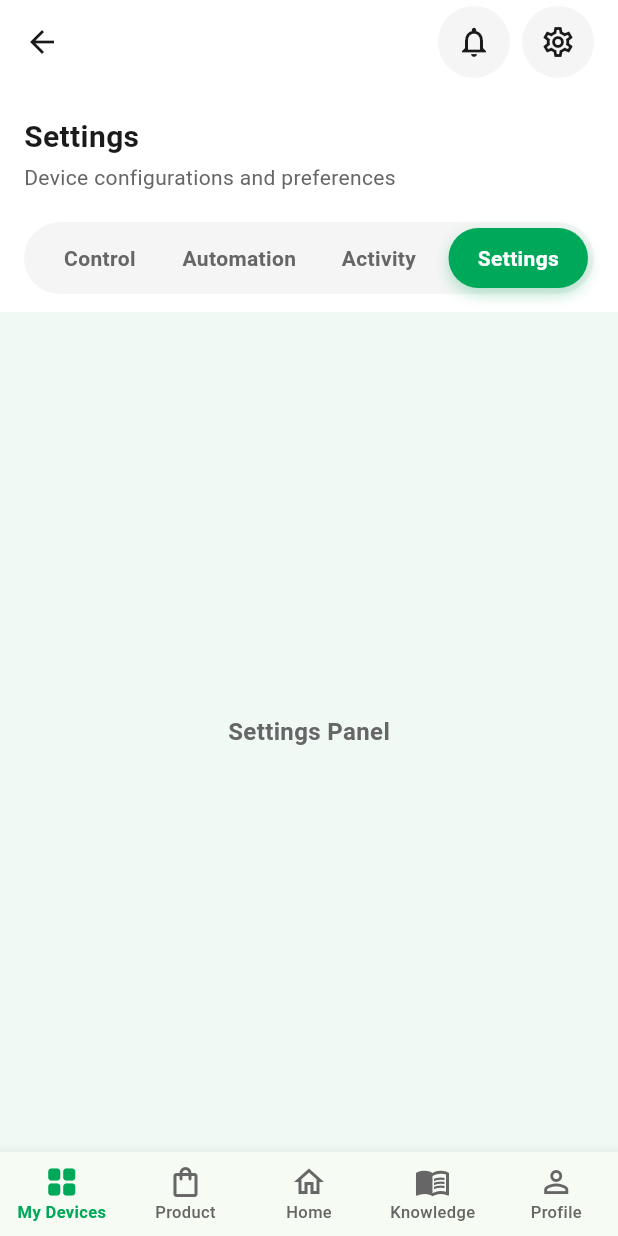
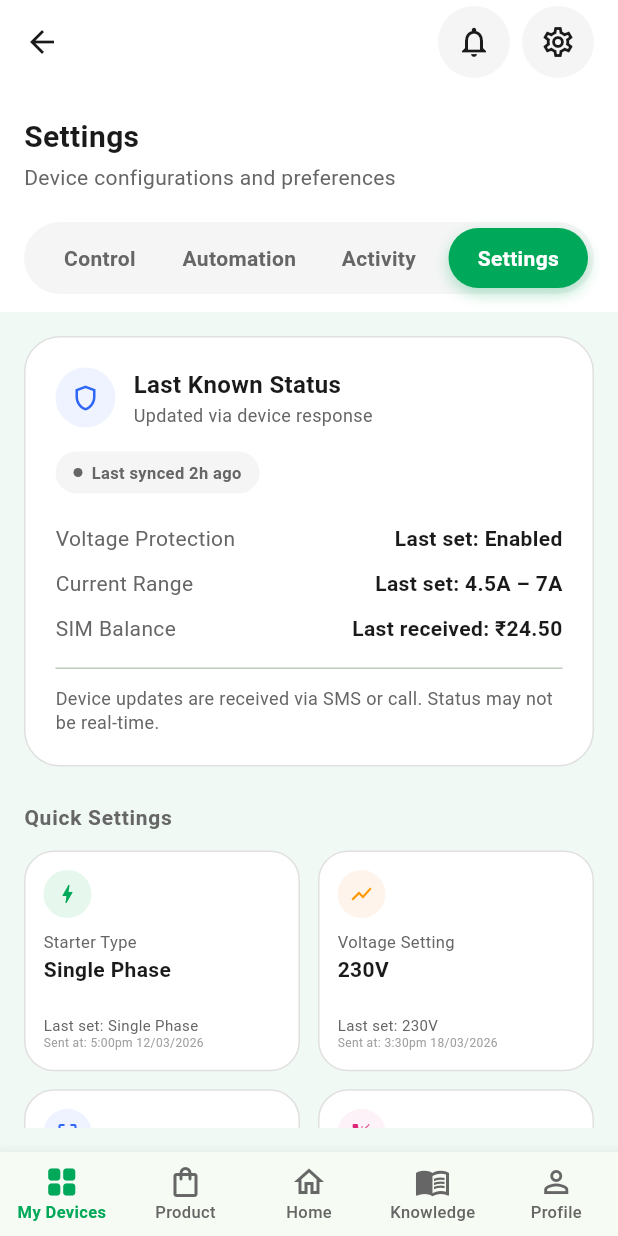
Before and after one commit to SuyashBhavalkar3/GBRUSmart_IOT_Application, a Flutter app: the screen it shows after launch, after a tap on "Automation", after a tap on "Activity", after a tap on "Settings", on a phone screen of 412 x 824 dp. Run offline on Flutter 3.47's test engine with Material 3 defaults, Android fonts, the phone set to English and light mode, and no system bars; our stand-ins replace flutter_riverpod.

Commit message:
control home dashboard settings tab view added

```diff
--- a/lib/control_device/screens/device_dashboard_screen.dart
+++ b/lib/control_device/screens/device_dashboard_screen.dart
@@ -5,6 +5,7 @@ import '../providers/device_control_provider.dart';
 import '../models/device_state.dart';
 import 'automation_view.dart';
 import 'activity_view.dart';
+import 'settings_view.dart';
 
 final activeTabProvider = StateProvider<int>((ref) => 0);
 
@@ -841,16 +842,7 @@ class DeviceDashboardScreen extends ConsumerWidget {
                     ? const SingleChildScrollView(child: AutomationView())
                     : activeTab == 2
                     ? const ActivityView()
-                    : const Center(
-                        child: Text(
-                          'Settings Panel',
-                          style: TextStyle(
-                            fontSize: 16,
-                            fontWeight: FontWeight.bold,
-                            color: textGrey,
-                          ),
-                        ),
-                      ),
+                    : const SettingsView(),
               ),
             ),
           ],
--- /dev/null
+++ b/lib/control_device/screens/settings_view.dart
@@ -0,0 +1,497 @@
+import 'package:flutter/material.dart';
+import 'package:flutter_riverpod/flutter_riverpod.dart';
+
+const Color primaryGreen = Color(0xFF00A859);
+const Color bgMint = Color(0xFFF0F9F4);
+const Color textDark = Color(0xFF1A1A1A);
+const Color textGrey = Color(0xFF666666);
+const Color borderGrey = Color(0xFFE0E0E0);
+const Color blueColor = Color(0xFF2F66F6);
+const Color blueBg = Color(0xFFEEF3FF);
+
+class SettingsView extends ConsumerWidget {
+  const SettingsView({super.key});
+
+  @override
+  Widget build(BuildContext context, WidgetRef ref) {
+    return ListView(
+      padding: const EdgeInsets.only(bottom: 32),
+      children: [
+        // 1. Last Known Status Card
+        Container(
+          padding: const EdgeInsets.all(20),
+          decoration: BoxDecoration(
+            color: Colors.white,
+            borderRadius: BorderRadius.circular(24),
+            border: Border.all(color: borderGrey),
+          ),
+          child: Column(
+            crossAxisAlignment: CrossAxisAlignment.start,
+            children: [
+              Row(
+                children: [
+                  Container(
+                    width: 40,
+                    height: 40,
+                    decoration: const BoxDecoration(
+                      color: blueBg,
+                      shape: BoxShape.circle,
+                    ),
+                    child: const Icon(
+                      Icons.shield_outlined,
+                      color: blueColor,
+                      size: 20,
+                    ),
+                  ),
+                  const SizedBox(width: 12),
+                  Expanded(
+                    child: Column(
+                      crossAxisAlignment: CrossAxisAlignment.start,
+                      children: const [
+                        Text(
+                          'Last Known Status',
+                          style: TextStyle(
+                            fontSize: 16,
+                            fontWeight: FontWeight.bold,
+                            color: textDark,
+                          ),
+                        ),
+                        Text(
+                          'Updated via device response',
+                          style: TextStyle(fontSize: 12, color: textGrey),
+                        ),
+                      ],
+                    ),
+                  ),
+                ],
+              ),
+              const SizedBox(height: 16),
+
+              // Last Synced pill tag
+              Container(
+                padding: const EdgeInsets.symmetric(
+                  horizontal: 12,
+                  vertical: 6,
+                ),
+                decoration: BoxDecoration(
+                  color: Colors.grey[100],
+                  borderRadius: BorderRadius.circular(20),
+                ),
+                child: Row(
+                  mainAxisSize: MainAxisSize.min,
+                  children: [
+                    Container(
+                      width: 6,
+                      height: 6,
+                      decoration: const BoxDecoration(
+                        color: textGrey,
+                        shape: BoxShape.circle,
+                      ),
+                    ),
+                    const SizedBox(width: 6),
+                    const Text(
+                      'Last synced 2h ago',
+                      style: TextStyle(
+                        fontSize: 11,
+                        fontWeight: FontWeight.w600,
+                        color: textGrey,
+                      ),
+                    ),
+                  ],
+                ),
+              ),
+              const SizedBox(height: 20),
+
+              // Status rows
+              _buildStatusRow('Voltage Protection', 'Last set: Enabled'),
+              const SizedBox(height: 10),
+              _buildStatusRow('Current Range', 'Last set: 4.5A – 7A'),
+              const SizedBox(height: 10),
+              _buildStatusRow('SIM Balance', 'Last received: ₹24.50'),
+              const SizedBox(height: 16),
+
+              const Divider(height: 1),
+              const SizedBox(height: 12),
+              const Text(
+                'Device updates are received via SMS or call. Status may not be real-time.',
+                style: TextStyle(fontSize: 12, color: textGrey, height: 1.35),
+              ),
+            ],
+          ),
+        ),
+        const SizedBox(height: 24),
+
+        // Quick Settings Header
+        const Text(
+          'Quick Settings',
+          style: TextStyle(
+            fontSize: 14,
+            fontWeight: FontWeight.bold,
+            color: textGrey,
+            letterSpacing: 0.5,
+          ),
+        ),
+        const SizedBox(height: 12),
+
+        // Quick Settings Grid of Cards
+        GridView.count(
+          crossAxisCount: 2,
+          shrinkWrap: true,
+          physics: const NeverScrollableScrollPhysics(),
+          mainAxisSpacing: 12,
+          crossAxisSpacing: 12,
+          childAspectRatio: 1.25,
+          children: [
+            _buildGridCard(
+              icon: Icons.bolt,
+              iconColor: primaryGreen,
+              iconBgColor: const Color(0xFFE6F7ED),
+              title: 'Starter Type',
+              value: 'Single Phase',
+              subtitle: 'Last set: Single Phase',
+              footer: 'Sent at: 5:00pm 12/03/2026',
+            ),
+            _buildGridCard(
+              icon: Icons.show_chart,
+              iconColor: Colors.orange,
+              iconBgColor: const Color(0xFFFFF4EC),
+              title: 'Voltage Setting',
+              value: '230V',
+              subtitle: 'Last set: 230V',
+              footer: 'Sent at: 3:30pm 18/03/2026',
+            ),
+            _buildGridCard(
+              icon: Icons.center_focus_strong_outlined,
+              iconColor: blueColor,
+              iconBgColor: blueBg,
+              title: 'CT Sensor',
+              value: '30A',
+              subtitle: 'Last set: 30A',
+              footer: 'Sent at: 4:15pm 10/03/2026',
+            ),
+            _buildGridCard(
+              icon: Icons.phone_callback,
+              iconColor: const Color(0xFFDB2777),
+              iconBgColor: const Color(0xFFFDF2F8),
+              title: 'Missed Call',
+              value: 'Enabled',
+              subtitle: 'Last set: Enabled',
+              footer: 'Sent at: 2:45pm 15/03/2026',
+            ),
+            _buildGridCard(
+              icon: Icons.speed,
+              iconColor: blueColor,
+              iconBgColor: blueBg,
+              title: 'Current Range',
+              value: '4.5A – 7A',
+              subtitle: 'Last set: 4.5A – 7A',
+              footer: 'Sent at: 11:20am 17/03/2026',
+            ),
+            _buildGridCard(
+              icon: Icons.timer_outlined,
+              iconColor: const Color(0xFFD97706),
+              iconBgColor: const Color(0xFFFEF3C7),
+              title: 'Star-Delta Timer',
+              value: '30 sec',
+              subtitle: 'Last set: 30 sec',
+              footer: 'Sent at: 9:00am 08/03/2026',
+            ),
+          ],
+        ),
+        const SizedBox(height: 12),
+
+        // SIM Balance Grid card (takes full width)
+        _buildGridCardFullWidth(
+          icon: Icons.sim_card_outlined,
+          iconColor: primaryGreen,
+          iconBgColor: const Color(0xFFE6F7ED),
+          title: 'SIM Balance',
+          value: '₹24.50',
+          subtitle: 'Last received: ₹24.50',
+          footer: 'Received at: 6:30pm 16/03/2026',
+        ),
+        const SizedBox(height: 24),
+
+        // Group 1: DEVICE ACCESS
+        _buildCategoryHeader('DEVICE ACCESS'),
+        _buildSettingsMenuCard(
+          icon: Icons.people_outline,
+          iconColor: blueColor,
+          iconBgColor: blueBg,
+          title: 'Authorized Numbers',
+          description: 'Manage phone numbers allowed to control the device.',
+        ),
+        _buildSettingsMenuCard(
+          icon: Icons.phone_callback_outlined,
+          iconColor: const Color(0xFF7C3AED),
+          iconBgColor: const Color(0xFFF5F3FF),
+          title: 'Missed Call Mode',
+          description: 'Enable motor control using missed calls.',
+        ),
+        const SizedBox(height: 16),
+
+        // Group 2: MOTOR CONFIGURATION
+        _buildCategoryHeader('MOTOR CONFIGURATION'),
+        _buildSettingsMenuCard(
+          icon: Icons.settings_outlined,
+          iconColor: primaryGreen,
+          iconBgColor: const Color(0xFFE6F7ED),
+          title: 'Starter Type',
+          description: 'Configure motor starter type (Direct / Star-Delta).',
+        ),
+        _buildSettingsMenuCard(
+          icon: Icons.av_timer,
+          iconColor: const Color(0xFFEA580C),
+          iconBgColor: const Color(0xFFFFF2EB),
+          title: 'Star-Delta Timer',
+          description: 'Set delay between star and delta mode.',
+        ),
+        _buildSettingsMenuCard(
+          icon: Icons.graphic_eq,
+          iconColor: blueColor,
+          iconBgColor: blueBg,
+          title: 'CT Sensor',
+          description: 'Enable or configure current transformer sensor.',
+        ),
+        const SizedBox(height: 16),
+
+        // Group 3: PROTECTION SETTINGS
+        _buildCategoryHeader('PROTECTION SETTINGS'),
+        _buildSettingsMenuCard(
+          icon: Icons.flash_on_outlined,
+          iconColor: const Color(0xFFD97706),
+          iconBgColor: const Color(0xFFFEF3C7),
+          title: 'Voltage Protection',
+          description: 'Set minimum and maximum voltage limits.',
+        ),
+        _buildSettingsMenuCard(
+          icon: Icons.error_outline_rounded,
+          iconColor: const Color(0xFFEF4444),
+          iconBgColor: const Color(0xFFFEE2E2),
+          title: 'Current Protection',
+          description: 'Set motor current safety limits.',
+        ),
+        const SizedBox(height: 16),
+
+        // Group 4: SIM INFORMATION
+        _buildCategoryHeader('SIM INFORMATION'),
+        _buildSettingsMenuCard(
+          icon: Icons.phone_android_outlined,
+          iconColor: const Color(0xFF0D9488),
+          iconBgColor: const Color(0xFFF0FDFA),
+          title: 'SIM Balance',
+          description:
+              'Check remaining balance of the SIM card inside the device.',
+        ),
+      ],
+    );
+  }
+
+  Widget _buildStatusRow(String label, String val) {
+    return Row(
+      mainAxisAlignment: MainAxisAlignment.spaceBetween,
+      children: [
+        Text(label, style: const TextStyle(fontSize: 14, color: textGrey)),
+        Text(
+          val,
+          style: const TextStyle(
+            fontSize: 14,
+            fontWeight: FontWeight.bold,
+            color: textDark,
+          ),
+        ),
+      ],
+    );
+  }
+
+  Widget _buildGridCard({
+    required IconData icon,
+    required Color iconColor,
+    required Color iconBgColor,
+    required String title,
+    required String value,
+    required String subtitle,
+    required String footer,
+  }) {
+    return Container(
+      padding: const EdgeInsets.all(12),
+      decoration: BoxDecoration(
+        color: Colors.white,
+        borderRadius: BorderRadius.circular(20),
+        border: Border.all(color: borderGrey),
+      ),
+      child: Column(
+        crossAxisAlignment: CrossAxisAlignment.start,
+        children: [
+          Row(
+            mainAxisAlignment: MainAxisAlignment.spaceBetween,
+            children: [
+              Container(
+                width: 32,
+                height: 32,
+                decoration: BoxDecoration(
+                  color: iconBgColor,
+                  shape: BoxShape.circle,
+                ),
+                child: Icon(icon, color: iconColor, size: 16),
+              ),
+            ],
+          ),
+          const SizedBox(height: 8),
+          Text(title, style: const TextStyle(fontSize: 11, color: textGrey)),
+          Text(
+            value,
+            style: const TextStyle(
+              fontSize: 14,
+              fontWeight: FontWeight.bold,
+              color: textDark,
+            ),
+          ),
+          const Spacer(),
+          Text(subtitle, style: const TextStyle(fontSize: 10, color: textGrey)),
+          Text(footer, style: const TextStyle(fontSize: 8, color: Colors.grey)),
+        ],
+      ),
+    );
+  }
+
+  Widget _buildGridCardFullWidth({
+    required IconData icon,
+    required Color iconColor,
+    required Color iconBgColor,
+    required String title,
+    required String value,
+    required String subtitle,
+    required String footer,
+  }) {
+    return Container(
+      padding: const EdgeInsets.all(16),
+      decoration: BoxDecoration(
+        color: Colors.white,
+        borderRadius: BorderRadius.circular(20),
+        border: Border.all(color: borderGrey),
+      ),
+      child: Row(
+        children: [
+          Container(
+            width: 40,
+            height: 40,
+            decoration: BoxDecoration(
+              color: iconBgColor,
+              shape: BoxShape.circle,
+            ),
+            child: Icon(icon, color: iconColor, size: 20),
+          ),
+          const SizedBox(width: 12),
+          Expanded(
+            child: Column(
+              crossAxisAlignment: CrossAxisAlignment.start,
+              mainAxisSize: MainAxisSize.min,
+              children: [
+                Text(
+                  title,
+                  style: const TextStyle(fontSize: 12, color: textGrey),
+                ),
+                Text(
+                  value,
+                  style: const TextStyle(
+                    fontSize: 18,
+                    fontWeight: FontWeight.bold,
+                    color: textDark,
+                  ),
+                ),
+              ],
+            ),
+          ),
+          Column(
+            crossAxisAlignment: CrossAxisAlignment.end,
+            mainAxisSize: MainAxisSize.min,
+            children: [
+              Text(
+                subtitle,
+                style: const TextStyle(fontSize: 11, color: textGrey),
+              ),
+              Text(
+                footer,
+                style: const TextStyle(fontSize: 9, color: Colors.grey),
+              ),
+            ],
+          ),
+        ],
+      ),
+    );
+  }
+
+  Widget _buildCategoryHeader(String title) {
+    return Padding(
+      padding: const EdgeInsets.only(top: 8, bottom: 10),
+      child: Text(
+        title,
+        style: const TextStyle(
+          fontSize: 12,
+          fontWeight: FontWeight.bold,
+          color: textGrey,
+          letterSpacing: 0.5,
+        ),
+      ),
+    );
+  }
+
+  Widget _buildSettingsMenuCard({
+    required IconData icon,
+    required Color iconColor,
+    required Color iconBgColor,
+    required String title,
+    required String description,
+  }) {
+    return Container(
+      margin: const EdgeInsets.only(bottom: 12),
+      padding: const EdgeInsets.all(16),
+      decoration: BoxDecoration(
+        color: Colors.white,
+        borderRadius: BorderRadius.circular(20),
+        border: Border.all(color: borderGrey),
+      ),
+      child: Row(
+        children: [
+          Container(
+            width: 40,
+            height: 40,
+            decoration: BoxDecoration(
+              color: iconBgColor,
+              shape: BoxShape.circle,
+            ),
+            child: Icon(icon, color: iconColor, size: 20),
+          ),
+          const SizedBox(width: 12),
+          Expanded(
+            child: Column(
+              crossAxisAlignment: CrossAxisAlignment.start,
+              children: [
+                Text(
+                  title,
+                  style: const TextStyle(
+                    fontSize: 15,
+                    fontWeight: FontWeight.bold,
+                    color: textDark,
+                  ),
+                ),
+                const SizedBox(height: 2),
+                Text(
+                  description,
+                  style: const TextStyle(
+                    fontSize: 12,
+                    color: textGrey,
+                    height: 1.3,
+                  ),
+                ),
+              ],
+            ),
+          ),
+          const SizedBox(width: 8),
+          const Icon(Icons.chevron_right, color: Colors.grey),
+        ],
+      ),
+    );
+  }
+}
```
